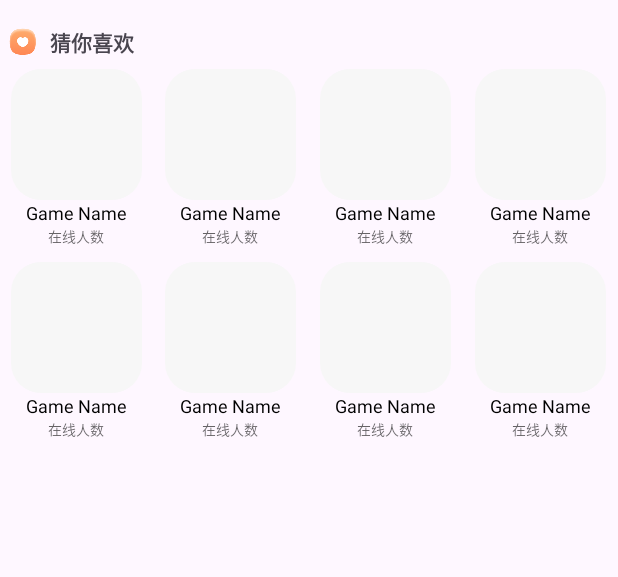
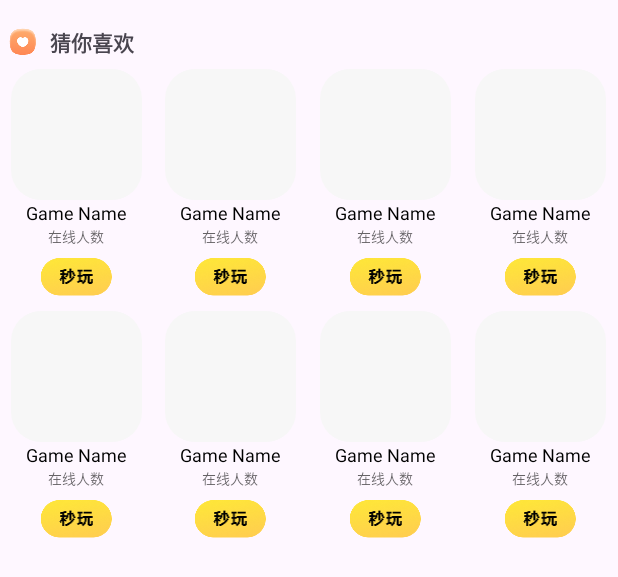
Before and after one commit to MeteorBless/MiGameCenter, an Android app: the layout item_game_style_2.xml on its own in the app's theme, with its tools: preview values and no code run, on a phone screen of 412 x 824 dp. Shown: the top 577 px of the screen. Run offline under Robolectric (Android 15) with nearby library versions, the phone set to English and light mode, and no system bars.

Commit message:
第二天，HomePageAdapter中的itemView修改

```diff
--- a/app/src/main/java/com/example/migamecenter/adapter/HomePageAdapter.java
+++ b/app/src/main/java/com/example/migamecenter/adapter/HomePageAdapter.java
@@ -203,7 +203,7 @@ public class HomePageAdapter extends RecyclerView.Adapter<RecyclerView.ViewHolde
                             .into(gameIconImageViewList.get(i));
                     gameNameTextViewList.get(i).setText(gameInfo.gameName);
                     if(gameInfo.playNumFormat!=null){
-                        gamePlayNumTextViewList.get(i).setText(gameInfo.playNumFormat+"人正在玩");
+                        gamePlayNumTextViewList.get(i).setText(gameInfo.tags);
                     }
 
                 }
--- a/app/src/main/res/layout/item_game_style_2.xml
+++ b/app/src/main/res/layout/item_game_style_2.xml
@@ -65,6 +65,13 @@
                 android:text="在线人数"
                 />
 
+            <ImageView
+                android:layout_width="47dp"
+                android:layout_height="25dp"
+                android:layout_marginTop="7dp"
+                android:background="@drawable/icon_instant_play"
+                />
+
         </LinearLayout>
 
         <LinearLayout
@@ -103,6 +110,13 @@
                 android:text="在线人数"
                 />
 
+            <ImageView
+                android:layout_width="47dp"
+                android:layout_height="25dp"
+                android:layout_marginTop="7dp"
+                android:background="@drawable/icon_instant_play"
+                />
+
         </LinearLayout>
 
         <LinearLayout
@@ -138,6 +152,12 @@
                 android:gravity="center"
                 android:textSize="9.33sp"
                 android:text="在线人数"
+                />
+            <ImageView
+                android:layout_width="47dp"
+                android:layout_height="25dp"
+                android:layout_marginTop="7dp"
+                android:background="@drawable/icon_instant_play"
                 />
 
         </LinearLayout>
@@ -176,12 +196,19 @@
                 android:textSize="9.33sp"
                 android:text="在线人数"
                 />
+            <ImageView
+                android:layout_width="47dp"
+                android:layout_height="25dp"
+                android:layout_marginTop="7dp"
+                android:background="@drawable/icon_instant_play"
+                />
 
         </LinearLayout>
 
+
     </LinearLayout>
 
-    <LinearLayout xmlns:android="http://schemas.android.com/apk/res/android"
+    <LinearLayout
         android:layout_width="match_parent"
         android:layout_height="wrap_content"
         android:orientation="horizontal"
@@ -224,6 +251,12 @@
                 android:textSize="9.33sp"
                 android:text="在线人数"
                 />
+            <ImageView
+                android:layout_width="47dp"
+                android:layout_height="25dp"
+                android:layout_marginTop="7dp"
+                android:background="@drawable/icon_instant_play"
+                />
 
         </LinearLayout>
 
@@ -260,6 +293,12 @@
                 android:gravity="center"
                 android:textSize="9.33sp"
                 android:text="在线人数"
+                />
+            <ImageView
+                android:layout_width="47dp"
+                android:layout_height="25dp"
+                android:layout_marginTop="7dp"
+                android:background="@drawable/icon_instant_play"
                 />
 
         </LinearLayout>
@@ -298,6 +337,12 @@
                 android:textSize="9.33sp"
                 android:text="在线人数"
                 />
+            <ImageView
+                android:layout_width="47dp"
+                android:layout_height="25dp"
+                android:layout_marginTop="7dp"
+                android:background="@drawable/icon_instant_play"
+                />
 
         </LinearLayout>
 
@@ -335,6 +380,12 @@
                 android:textSize="9.33sp"
                 android:text="在线人数"
                 />
+            <ImageView
+                android:layout_width="47dp"
+                android:layout_height="25dp"
+                android:layout_marginTop="7dp"
+                android:background="@drawable/icon_instant_play"
+                />
 
         </LinearLayout>
 
```
